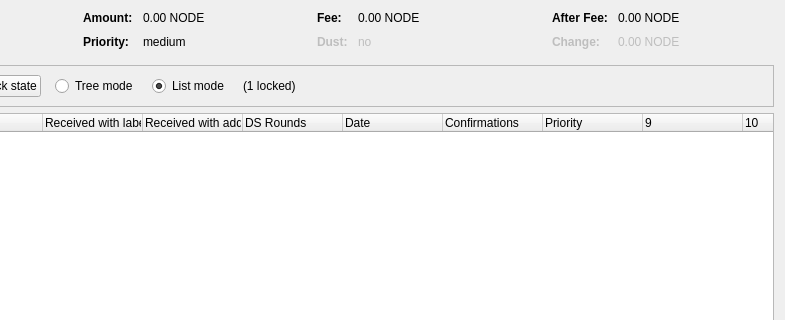
Qt form src/qt/forms/coincontroldialog.ui (bitnodes/bitnodespro) before a commit; both pictures show x 169 to 954 and y 0 to 320 of the 954 by 500 pixel window.
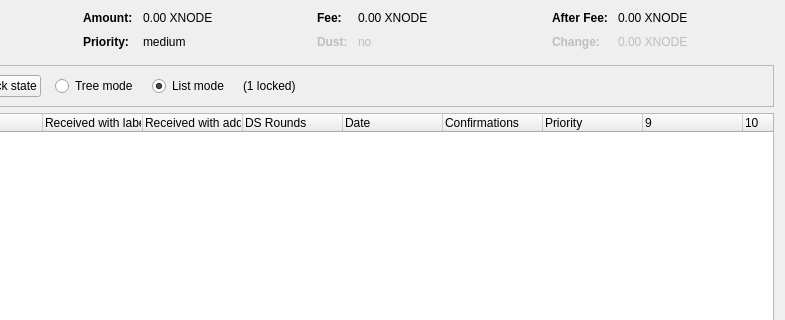
The same form after that commit. Custom widgets are drawn as their Qt base class.

The edit to the form file:
```diff
--- a/src/qt/forms/coincontroldialog.ui
+++ b/src/qt/forms/coincontroldialog.ui
@@ -132,7 +132,7 @@
           <enum>Qt::ActionsContextMenu</enum>
          </property>
          <property name="text">
-          <string notr="true">0.00 NODE</string>
+          <string notr="true">0.00 XNODE</string>
          </property>
          <property name="textInteractionFlags">
           <set>Qt::LinksAccessibleByMouse|Qt::TextSelectableByKeyboard|Qt::TextSelectableByMouse</set>
@@ -206,7 +206,7 @@
           <enum>Qt::ActionsContextMenu</enum>
          </property>
          <property name="text">
-          <string notr="true">0.00 NODE</string>
+          <string notr="true">0.00 XNODE</string>
          </property>
          <property name="textInteractionFlags">
           <set>Qt::LinksAccessibleByMouse|Qt::TextSelectableByKeyboard|Qt::TextSelectableByMouse</set>
@@ -286,7 +286,7 @@
           <enum>Qt::ActionsContextMenu</enum>
          </property>
          <property name="text">
-          <string notr="true">0.00 NODE</string>
+          <string notr="true">0.00 XNODE</string>
          </property>
          <property name="textInteractionFlags">
           <set>Qt::LinksAccessibleByMouse|Qt::TextSelectableByKeyboard|Qt::TextSelectableByMouse</set>
@@ -321,7 +321,7 @@
           <enum>Qt::ActionsContextMenu</enum>
          </property>
          <property name="text">
-          <string notr="true">0.00 NODE</string>
+          <string notr="true">0.00 XNODE</string>
          </property>
          <property name="textInteractionFlags">
           <set>Qt::LinksAccessibleByMouse|Qt::TextSelectableByKeyboard|Qt::TextSelectableByMouse</set>
```
